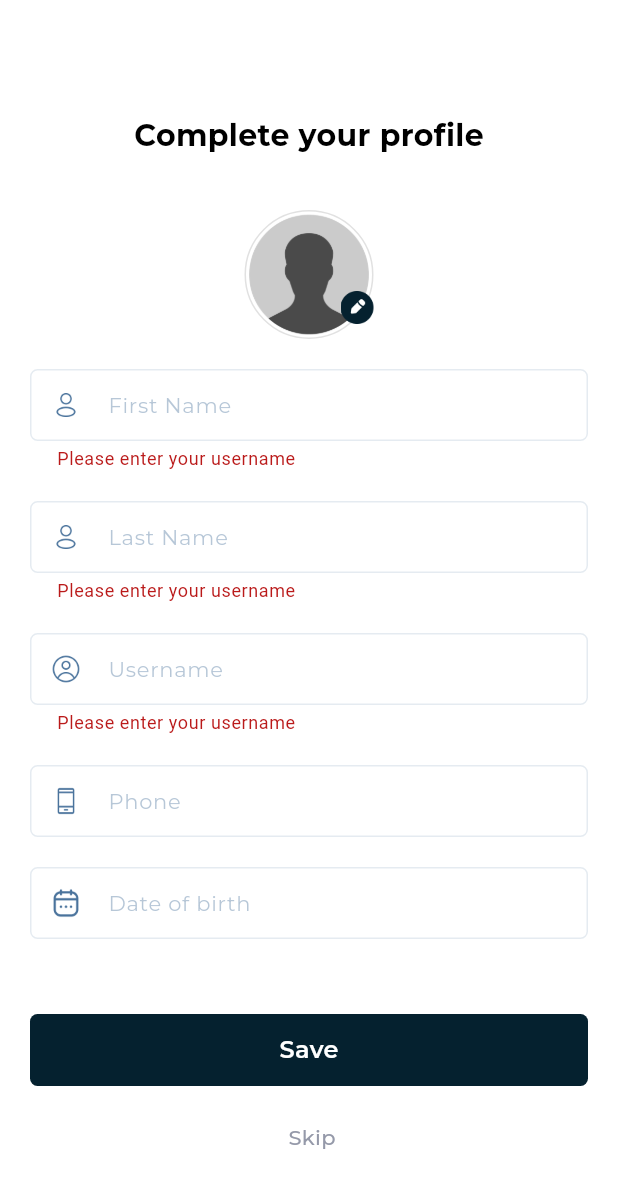
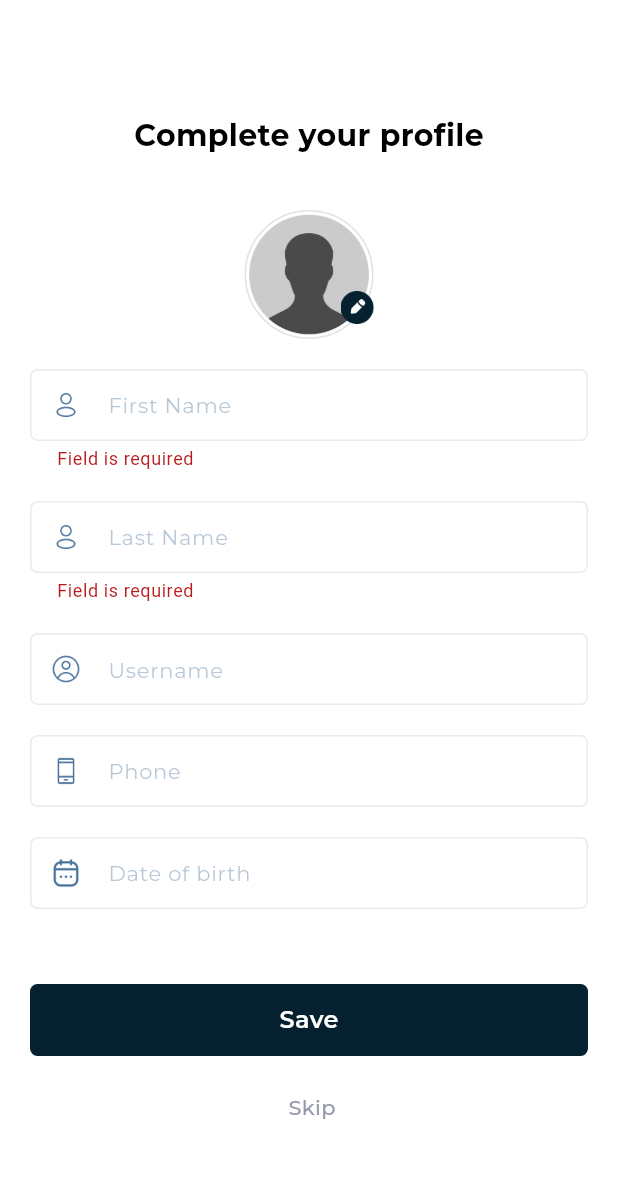
Before and after one commit to leoromerodev/exercise, a Flutter app: the CompleteProfileScreen screen opened directly, after a tap on "Save", on a phone screen of 412 x 824 dp. Shown: the top 1188 px of the screen. Run offline on Flutter 3.47's test engine with Material 3 defaults, Android fonts, the phone set to English and light mode, and no system bars; our stand-ins replace cached_network_image, connectivity_plus, flutter_dotenv, flutter_svg, get, image_picker and 2 more; accounts and stored records are empty; network calls fail.

Commit message:
updated username field in "Complete Profile Screen" + Fixed some error messages

```diff
--- a/lib/controllers/auth_controller.dart
+++ b/lib/controllers/auth_controller.dart
@@ -28,6 +28,8 @@ class AuthController extends GetxController {
   final dobController = TextEditingController();
   final otpController = TextEditingController();
   DateTime? selectedDate;
+
+  RxBool isLoading = false.obs;
 
   Future<void> getAuthToken() async {
     Map<String, dynamic> body = {
@@ -199,7 +201,8 @@ class AuthController extends GetxController {
     final loginResponse = await apiService.postWithResponse(
       '$accountsLink/$email/login',
       {"emailAddress": email, "password": toBase64(password)},
-      false,showResult: true
+      false,
+      showResult: true,
     );
     log('login res code : ${loginResponse?.statusCode}');
 
@@ -430,7 +433,28 @@ class AuthController extends GetxController {
       }
     } else {
       dialogService.hideLoading(context);
-      customSnackBars.showFailureSnackBar(title: 'Error', message: 'Invalid Password');
+      customSnackBars.showFailureSnackBar(
+        title: 'Error',
+        message: 'Invalid Password',
+      );
+    }
+  }
+
+  Future<bool> checkUserName({required String userName}) async {
+    isLoading(true);
+    final response = await apiService.get(
+      '$accountsLink/$userName/check-username',
+      false,
+      isAuth: true,
+    );
+    if (response.$1 != null &&
+        response.$2 != null &&
+        (response.$2 == 200 || response.$2 == 201)) {
+      isLoading(false);
+      return true;
+    } else {
+      isLoading(false);
+      return false;
     }
   }
 
--- a/lib/views/screens/auth/complete_profile_screen.dart
+++ b/lib/views/screens/auth/complete_profile_screen.dart
@@ -3,6 +3,7 @@ import 'dart:developer';
 import 'package:flutter/material.dart';
 import 'package:get/get.dart';
 import 'package:heavek/constants/app_colors.dart';
+import 'package:heavek/constants/app_fonts.dart';
 import 'package:heavek/constants/app_images.dart';
 import 'package:heavek/constants/app_sizes.dart';
 import 'package:heavek/models/user/user_model.dart';
@@ -14,19 +15,50 @@ import 'package:heavek/views/widgets/my_text.dart';
 import 'package:heavek/views/widgets/my_textfield.dart';
 import 'package:intl/intl.dart';
 
-class CompleteProfileScreen extends StatelessWidget {
-  CompleteProfileScreen({super.key});
+class CompleteProfileScreen extends StatefulWidget {
+  const CompleteProfileScreen({super.key});
 
+  @override
+  State<CompleteProfileScreen> createState() => _CompleteProfileScreenState();
+}
+
+class _CompleteProfileScreenState extends State<CompleteProfileScreen> {
   final _formKey = GlobalKey<FormState>();
+  final FocusNode _usernameFocusNode = FocusNode();
+
+  String? _usernameError;
+  bool _isUsernameValid = false;
+
+  @override
+  void initState() {
+    super.initState();
+
+    _usernameFocusNode.addListener(() async {
+      if (!_usernameFocusNode.hasFocus) {
+        final username = authController.userNameController.text.trim();
+        if (username.isEmpty) return;
+        final isValid = await authController.checkUserName(userName: username);
+        setState(() {
+          _isUsernameValid = isValid;
+          _usernameError = isValid ? null : "Invalid Username";
+        });
+      }
+    });
+  }
 
   @override
   Widget build(BuildContext context) {
     log('${userModelGlobal.value?.toMap()}');
-    return Scaffold(
+    return GestureDetector(
+      onTap: () {
+        FocusScope.of(context).unfocus();
+      },
+      child: Scaffold(
         body: Form(
           key: _formKey,
           child: Padding(
             padding: AppSizes.DEFAULT,
+            child: SingleChildScrollView(
               child: Column(
                 children: [
                   const SizedBox(height: 60),
@@ -37,14 +69,18 @@ class CompleteProfileScreen extends StatelessWidget {
                       size: 20,
                     ),
                   ),
-              SizedBox(height: 35),
+                  const SizedBox(height: 35),
+
                   Stack(
                     children: [
                       Container(
                         width: 86,
                         height: 86,
                         decoration: BoxDecoration(
-                      border: Border.all(width: 1, color: Color(0XFFE1E1E1)),
+                          border: Border.all(
+                            width: 1,
+                            color: Color(0XFFE1E1E1),
+                          ),
                           shape: BoxShape.circle,
                         ),
                         child: CommonImageView(
@@ -70,7 +106,7 @@ class CompleteProfileScreen extends StatelessWidget {
                     controller: authController.firstNameController,
                     hint: 'First Name',
                     prefix: Padding(
-                  padding: EdgeInsetsGeometry.all(14),
+                      padding: EdgeInsets.all(14),
                       child: CommonImageView(
                         imagePath: Assets.imagesUserIcon,
                         height: 20,
@@ -79,14 +115,14 @@ class CompleteProfileScreen extends StatelessWidget {
                       ),
                     ),
                     validator: (value) =>
-                    validationService.userNameValidator(value),
+                        validationService.emptyValidator(value),
                   ),
                   const SizedBox(height: 20),
                   MyTextfield(
                     controller: authController.lastNameController,
                     hint: 'Last Name',
                     prefix: Padding(
-                  padding: EdgeInsetsGeometry.all(14),
+                      padding: EdgeInsets.all(14),
                       child: CommonImageView(
                         imagePath: Assets.imagesUserIcon,
                         height: 20,
@@ -95,14 +131,23 @@ class CompleteProfileScreen extends StatelessWidget {
                       ),
                     ),
                     validator: (value) =>
-                    validationService.userNameValidator(value),
+                        validationService.emptyValidator(value),
                   ),
                   const SizedBox(height: 20),
-              MyTextfield(
+                  TextFormField(
                     controller: authController.userNameController,
-                hint: 'Username',
-                prefix: Padding(
-                  padding: EdgeInsetsGeometry.all(14),
+                    focusNode: _usernameFocusNode,
+                    decoration: InputDecoration(
+                      hintText: "Username",
+                      hintStyle: TextStyle(
+                        fontSize: 14,
+                        color: kHintColor,
+                        fontWeight: FontWeight.w400,
+                        fontFamily: AppFonts.Montserrat,
+                      ),
+                      isDense: true,
+                      prefixIcon: Padding(
+                        padding: const EdgeInsets.all(14),
                         child: CommonImageView(
                           imagePath: Assets.imagesUserNameIcon,
                           height: 20,
@@ -110,8 +155,43 @@ class CompleteProfileScreen extends StatelessWidget {
                           fit: BoxFit.cover,
                         ),
                       ),
-                validator: (value) =>
-                    validationService.userNameValidator(value),
+                      errorText: _usernameError,
+                      enabledBorder: OutlineInputBorder(
+                        borderRadius: BorderRadius.circular(5),
+                        borderSide: BorderSide(
+                          color: _isUsernameValid
+                              ? Colors.green
+                              : Color(0xff4A739C).withOpacity(0.14),
+                          width: 1,
+                        ),
+                      ),
+                      focusedBorder: OutlineInputBorder(
+                        borderRadius: BorderRadius.circular(5),
+                        borderSide: BorderSide(
+                          color: _isUsernameValid
+                              ? Colors.green
+                              : Color(0xff4A739C).withOpacity(0.14),
+                          width: 1,
+                        ),
+                      ),
+                      errorBorder: OutlineInputBorder(
+                        borderRadius: BorderRadius.circular(5),
+                        borderSide: BorderSide(color: Colors.red, width: 1),
+                      ),
+                      focusedErrorBorder: OutlineInputBorder(
+                        borderRadius: BorderRadius.circular(5),
+                        borderSide: BorderSide(color: Colors.red, width: 1),
+                      ),
+                    ),
+                  ),
+
+                  Obx(
+                    () => authController.isLoading.value
+                        ? Padding(
+                            padding: EdgeInsets.only(top: 6),
+                            child: LinearProgressIndicator(minHeight: 2),
+                          )
+                        : SizedBox.shrink(),
                   ),
                   const SizedBox(height: 20),
                   MyTextfield(
@@ -119,7 +199,7 @@ class CompleteProfileScreen extends StatelessWidget {
                     hint: 'Phone',
                     keyboardType: TextInputType.phone,
                     prefix: Padding(
-                  padding: EdgeInsetsGeometry.all(14),
+                      padding: EdgeInsets.all(14),
                       child: CommonImageView(
                         imagePath: Assets.imagesPhoneIcon,
                         height: 20,
@@ -137,7 +217,7 @@ class CompleteProfileScreen extends StatelessWidget {
                     },
                     readOnly: true,
                     prefix: Padding(
-                  padding: EdgeInsetsGeometry.all(14),
+                      padding: EdgeInsets.all(14),
                       child: CommonImageView(
                         imagePath: Assets.imagesDobIcon,
                         height: 20,
@@ -151,13 +231,23 @@ class CompleteProfileScreen extends StatelessWidget {
                     buttonText: 'Save',
                     onTap: () async {
                       if (_formKey.currentState!.validate()) {
+                        if (!_isUsernameValid) {
+                          customSnackBars.showFailureSnackBar(
+                            title: 'Error',
+                            message: 'Please enter a valid username',
+                          );
+                          return;
+                        }
+
                         if (authController.dobController.text.trim().isEmpty ||
                             authController.selectedDate == null) {
                           customSnackBars.showFailureSnackBar(
                             title: 'Error',
                             message: 'Date of Birth is required',
                           );
-                    } else {
+                          return;
+                        }
+
                         final user = UserModel(
                           id: userModelGlobal.value?.id,
                           profileImage:
@@ -166,7 +256,8 @@ class CompleteProfileScreen extends StatelessWidget {
                               .trim(),
                           firstName: authController.firstNameController.text
                               .trim(),
-                        lastName: authController.lastNameController.text.trim(),
+                          lastName: authController.lastNameController.text
+                              .trim(),
                           birthday: authController.selectedDate,
                           email: EmailModel(
                             allowEmailNotifications: userModelGlobal
@@ -186,7 +277,6 @@ class CompleteProfileScreen extends StatelessWidget {
                           user: user,
                         );
                       }
-                  }
                     },
                     radius: 5,
                   ),
@@ -201,6 +291,8 @@ class CompleteProfileScreen extends StatelessWidget {
                     },
                   ),
                 ],
+              ),
+            ),
           ),
         ),
       ),
```
Lines whose indentation alone changed are shown as unchanged.
